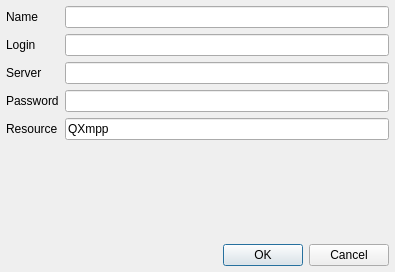
Qt form ui/widgets/account.ui (shunf4/squawk) before a commit.
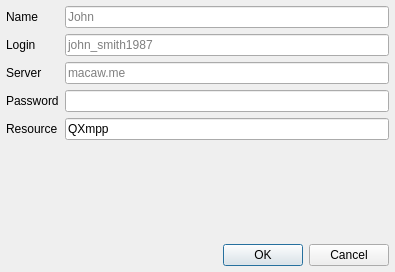
The same form after that commit.

Diff of the .ui file:
```diff
--- a/ui/widgets/account.ui
+++ b/ui/widgets/account.ui
@@ -39,6 +39,9 @@
        <property name="toolTip">
         <string>Your account login</string>
        </property>
+       <property name="placeholderText">
+        <string>john_smith1987</string>
+       </property>
       </widget>
      </item>
      <item row="2" column="0">
@@ -53,6 +56,9 @@
        <property name="toolTip">
         <string>A server address of your account. Like 404.city or macaw.me</string>
        </property>
+       <property name="placeholderText">
+        <string>macaw.me</string>
+       </property>
       </widget>
      </item>
      <item row="1" column="0">
@@ -100,6 +106,9 @@
        <property name="toolTip">
         <string>Just a name how would you call this account, doesn't affect anything</string>
        </property>
+       <property name="placeholderText">
+        <string>John</string>
+       </property>
       </widget>
      </item>
      <item row="4" column="0">
```
Left out of the diff: 3 changed lines with no effect on the pictures.
